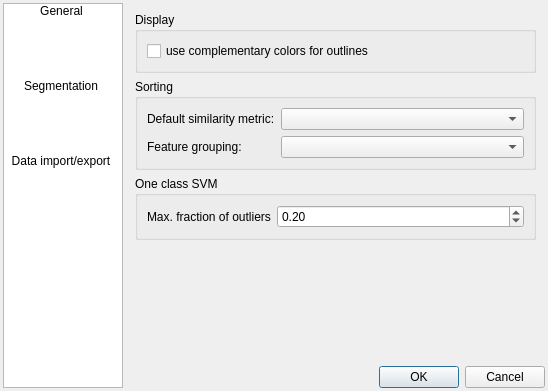
manerotoni/afw, file cat/gui/prefdialog.ui: the form before one commit.
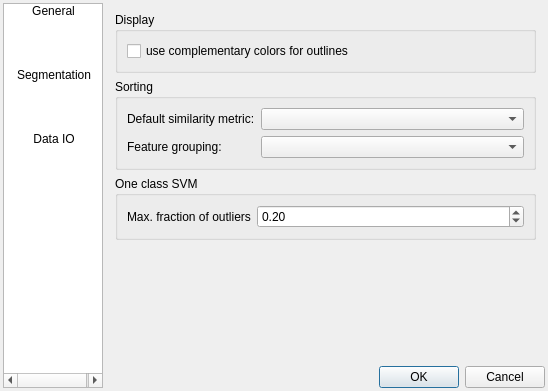
The form after the commit. The open tabs and pages were chosen to show the change. Icons and pictures are not drawn.

```diff
--- a/cat/gui/prefdialog.ui
+++ b/cat/gui/prefdialog.ui
@@ -30,20 +30,20 @@
      </property>
      <property name="minimumSize">
       <size>
-       <width>120</width>
+       <width>100</width>
        <height>0</height>
       </size>
      </property>
      <property name="maximumSize">
       <size>
-       <width>120</width>
+       <width>100</width>
        <height>16777215</height>
       </size>
      </property>
      <property name="iconSize">
       <size>
-       <width>48</width>
-       <height>48</height>
+       <width>32</width>
+       <height>32</height>
       </size>
      </property>
      <property name="movement">
@@ -54,8 +54,8 @@
      </property>
      <property name="gridSize">
       <size>
-       <width>115</width>
-       <height>75</height>
+       <width>100</width>
+       <height>64</height>
       </size>
      </property>
      <property name="viewMode">
@@ -81,7 +81,7 @@
      </item>
      <item>
       <property name="text">
-       <string>Data import/export</string>
+       <string>Data IO</string>
       </property>
       <property name="icon">
        <iconset resource="../../qrc/cat_rc.qrc">
```
Left out of the diff: 2 changed lines with no effect on the pictures.
